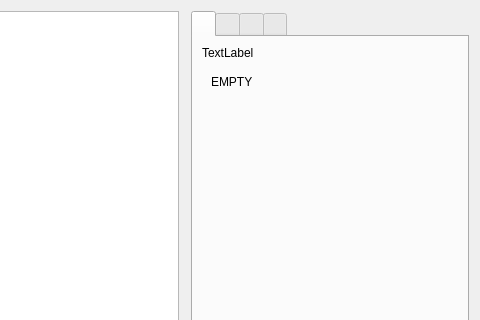
Before: the Qt Designer form arkhorclient/gui/ahmaingui.ui in kingnak/arkhor, drawn with Qt 5; both pictures show x 218 to 698 and y 0 to 320 of the 698 by 595 pixel window.
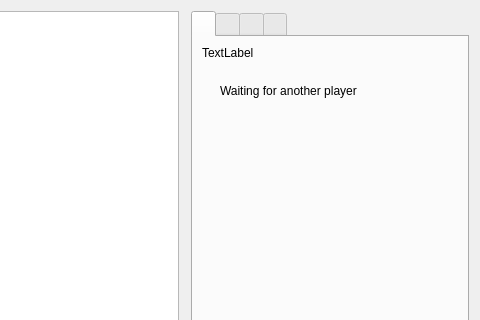
After: the same form once the commit is applied. Icons and pictures are not drawn. Custom widgets are drawn as their Qt base class.

Commit message: Info if waiting for other player

What changed in the file:
```diff
--- a/arkhorclient/gui/ahmaingui.ui
+++ b/arkhorclient/gui/ahmaingui.ui
@@ -132,9 +132,13 @@
            <widget class="QWidget" name="pageEmptyInteraction">
             <layout class="QVBoxLayout" name="verticalLayout_9">
              <item>
+              <widget class="QStackedWidget" name="stkWhichPlayer">
+               <widget class="QWidget" name="pageOtherPlayer">
+                <layout class="QVBoxLayout" name="verticalLayout_18">
+                 <item>
               <widget class="QLabel" name="label">
                <property name="text">
-                <string>EMPTY</string>
+                    <string>Waiting for another player</string>
                </property>
               </widget>
              </item>
@@ -153,6 +157,11 @@
              </item>
             </layout>
            </widget>
+               <widget class="QWidget" name="pageThisPlayer"/>
+              </widget>
+             </item>
+            </layout>
+           </widget>
            <widget class="QWidget" name="pageOptionChooser">
             <layout class="QHBoxLayout" name="horizontalLayout_4">
              <item>
```
Left out of the diff: 4 changed lines with no effect on the pictures. Lines whose indentation alone changed are shown as unchanged. The commit also changes 6 other files.
